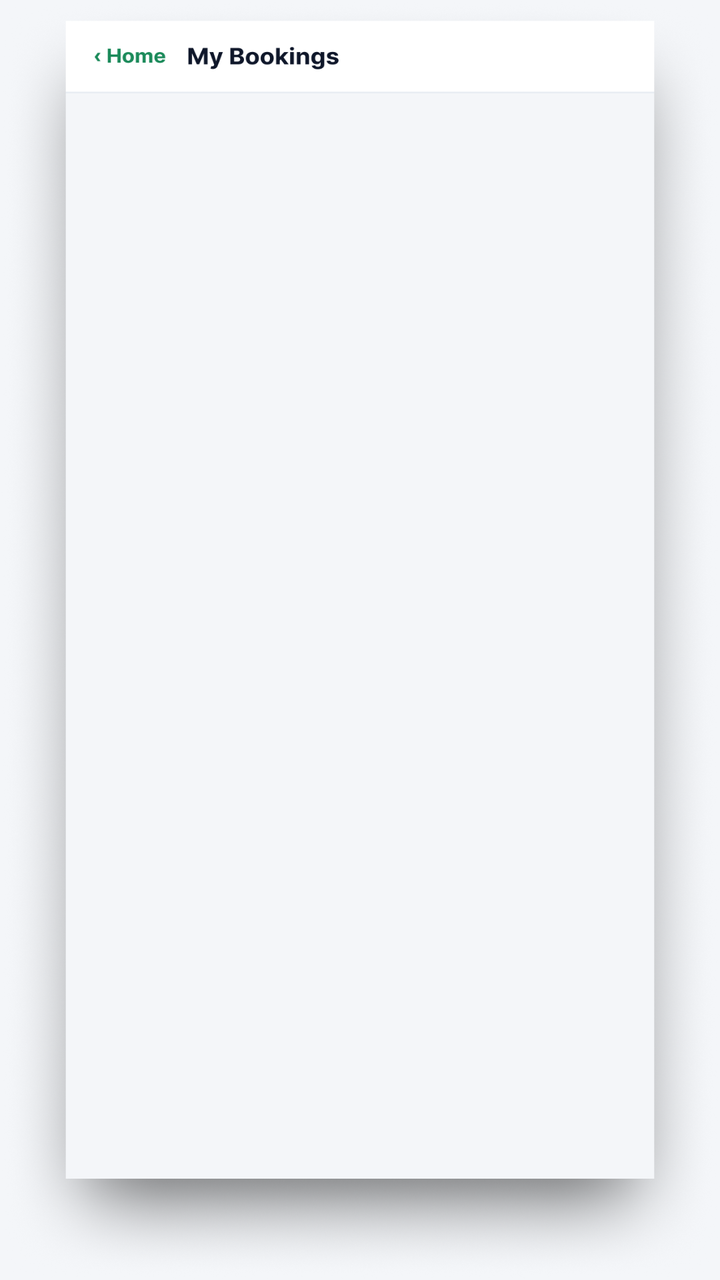
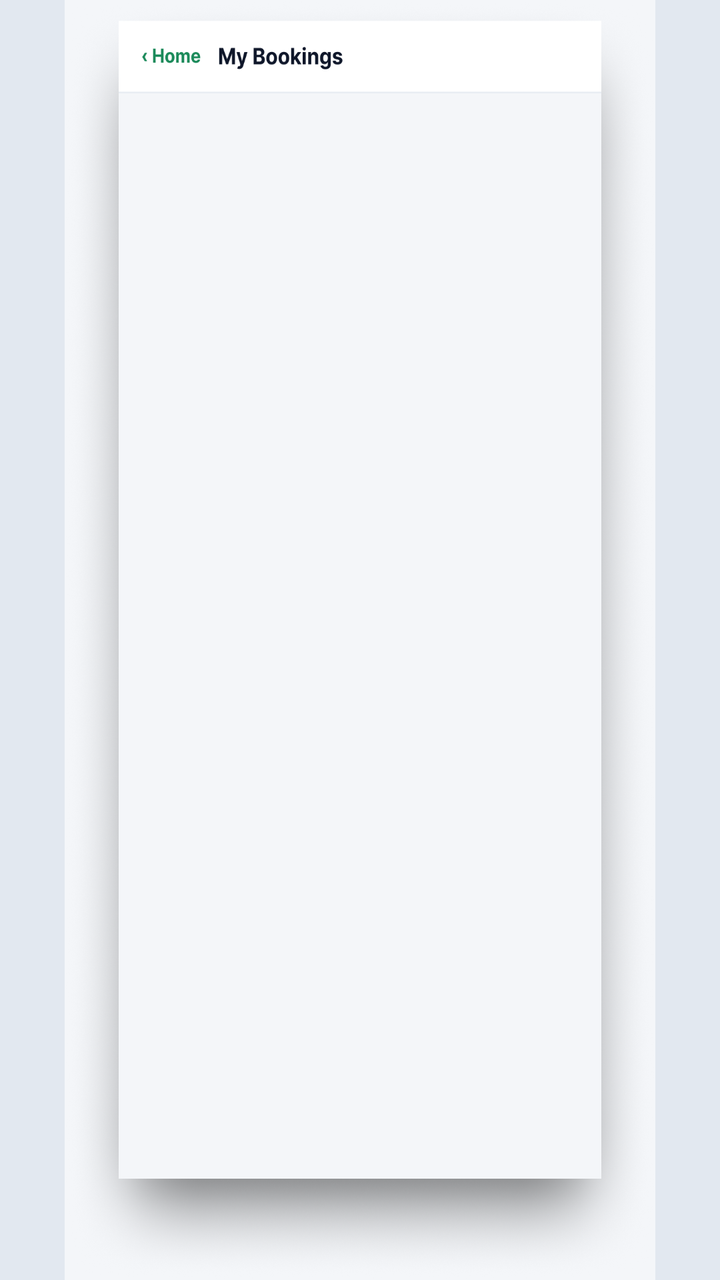

An Android layout rendered at two revisions. The XML below is the earlier revision; the diff shows what the commit changed to produce the second picture.
<!-- AndroidManifest.xml: application theme Theme.SharedOfficeBookingApp -->
<!-- res/layout/activity_my_bookings.xml -->
<?xml version="1.0" encoding="utf-8"?>
<androidx.constraintlayout.widget.ConstraintLayout xmlns:android="http://schemas.android.com/apk/res/android"
    xmlns:app="http://schemas.android.com/apk/res-auto"
    xmlns:tools="http://schemas.android.com/tools"
    android:layout_width="match_parent"
    android:layout_height="match_parent"
    android:background="#F4F6F9">

    <ImageView
        android:id="@+id/ivBgMyBookings"
        android:layout_width="0dp"
        android:layout_height="0dp"
        android:scaleType="fitXY"
        android:src="@drawable/mybookingrex"
        app:layout_constraintBottom_toBottomOf="parent"
        app:layout_constraintEnd_toEndOf="parent"
        app:layout_constraintStart_toStartOf="parent"
        app:layout_constraintTop_toTopOf="parent" />

    
    <Button
        android:id="@+id/btnBackMyBookings"
        android:layout_width="0dp"
        android:layout_height="0dp"
        android:background="@android:color/transparent"
        app:layout_constraintBottom_toBottomOf="parent"
        app:layout_constraintEnd_toEndOf="parent"
        app:layout_constraintHeight_percent="0.045"
        app:layout_constraintHorizontal_bias="0.11"
        app:layout_constraintStart_toStartOf="parent"
        app:layout_constraintTop_toTopOf="parent"
        app:layout_constraintVertical_bias="0.025"
        app:layout_constraintWidth_percent="0.20" />

    
    
    <ListView
        android:id="@+id/lvMyBookings"
        android:layout_width="0dp"
        android:layout_height="0dp"
        android:background="#F4F6F9"
        android:divider="@android:color/transparent"
        android:dividerHeight="4dp"
        app:layout_constraintBottom_toBottomOf="parent"
        app:layout_constraintEnd_toEndOf="parent"
        app:layout_constraintHeight_percent="0.80"
        app:layout_constraintStart_toStartOf="parent"
        app:layout_constraintTop_toTopOf="parent"
        app:layout_constraintVertical_bias="0.41"
        app:layout_constraintWidth_percent="0.80" />

</androidx.constraintlayout.widget.ConstraintLayout>
<!-- resources referenced by this layout -->
<resources>
  <!-- drawable mybookingrex: png bitmap (drawable, 733734 bytes) -->
  <style name="Theme.SharedOfficeBookingApp" parent="Base.Theme.SharedOfficeBookingApp" />
  <style name="Base.Theme.SharedOfficeBookingApp" parent="Theme.Material3.DayNight.NoActionBar">
          
          
      </style>
</resources>

<!-- the commit's change to res/layout/activity_my_bookings.xml (unified diff, before → after) -->
@@ -4,49 +4,61 @@
     xmlns:tools="http://schemas.android.com/tools"
     android:layout_width="match_parent"
     android:layout_height="match_parent"
-    android:background="#F4F6F9">
+    android:background="#E2E8F0">
 
-    <ImageView
-        android:id="@+id/ivBgMyBookings"
-        android:layout_width="0dp"
-        android:layout_height="0dp"
-        android:scaleType="fitXY"
-        android:src="@drawable/mybookingrex"
-        app:layout_constraintBottom_toBottomOf="parent"
-        app:layout_constraintEnd_toEndOf="parent"
-        app:layout_constraintStart_toStartOf="parent"
-        app:layout_constraintTop_toTopOf="parent" />
-
-    
-    <Button
-        android:id="@+id/btnBackMyBookings"
-        android:layout_width="0dp"
-        android:layout_height="0dp"
-        android:background="@android:color/transparent"
-        app:layout_constraintBottom_toBottomOf="parent"
-        app:layout_constraintEnd_toEndOf="parent"
-        app:layout_constraintHeight_percent="0.045"
-        app:layout_constraintHorizontal_bias="0.11"
-        app:layout_constraintStart_toStartOf="parent"
-        app:layout_constraintTop_toTopOf="parent"
-        app:layout_constraintVertical_bias="0.025"
-        app:layout_constraintWidth_percent="0.20" />
-
-    
-    
-    <ListView
-        android:id="@+id/lvMyBookings"
+    <androidx.constraintlayout.widget.ConstraintLayout
+        android:id="@+id/phoneViewportContainer"
         android:layout_width="0dp"
         android:layout_height="0dp"
         android:background="#F4F6F9"
-        android:divider="@android:color/transparent"
-        android:dividerHeight="4dp"
         app:layout_constraintBottom_toBottomOf="parent"
+        app:layout_constraintDimensionRatio="W,9:19.5"
         app:layout_constraintEnd_toEndOf="parent"
-        app:layout_constraintHeight_percent="0.80"
         app:layout_constraintStart_toStartOf="parent"
-        app:layout_constraintTop_toTopOf="parent"
-        app:layout_constraintVertical_bias="0.41"
-        app:layout_constraintWidth_percent="0.80" />
+        app:layout_constraintTop_toTopOf="parent">
+
+        <ImageView
+            android:id="@+id/ivBgMyBookings"
+            android:layout_width="0dp"
+            android:layout_height="0dp"
+            android:scaleType="fitXY"
+            android:src="@drawable/mybookingrex"
+            app:layout_constraintBottom_toBottomOf="parent"
+            app:layout_constraintEnd_toEndOf="parent"
+            app:layout_constraintStart_toStartOf="parent"
+            app:layout_constraintTop_toTopOf="parent" />
+
+        
+        <Button
+            android:id="@+id/btnBackMyBookings"
+            android:layout_width="0dp"
+            android:layout_height="0dp"
+            android:background="@android:color/transparent"
+            app:layout_constraintBottom_toBottomOf="parent"
+            app:layout_constraintEnd_toEndOf="parent"
+            app:layout_constraintHeight_percent="0.045"
+            app:layout_constraintHorizontal_bias="0.11"
+            app:layout_constraintStart_toStartOf="parent"
+            app:layout_constraintTop_toTopOf="parent"
+            app:layout_constraintVertical_bias="0.025"
+            app:layout_constraintWidth_percent="0.20" />
+
+        
+        <ListView
+            android:id="@+id/lvMyBookings"
+            android:layout_width="0dp"
+            android:layout_height="0dp"
+            android:background="#F4F6F9"
+            android:divider="@android:color/transparent"
+            android:dividerHeight="4dp"
+            app:layout_constraintBottom_toBottomOf="parent"
+            app:layout_constraintEnd_toEndOf="parent"
+            app:layout_constraintHeight_percent="0.80"
+            app:layout_constraintStart_toStartOf="parent"
+            app:layout_constraintTop_toTopOf="parent"
+            app:layout_constraintVertical_bias="0.41"
+            app:layout_constraintWidth_percent="0.80" />
+
+    </androidx.constraintlayout.widget.ConstraintLayout>
 
 </androidx.constraintlayout.widget.ConstraintLayout>
